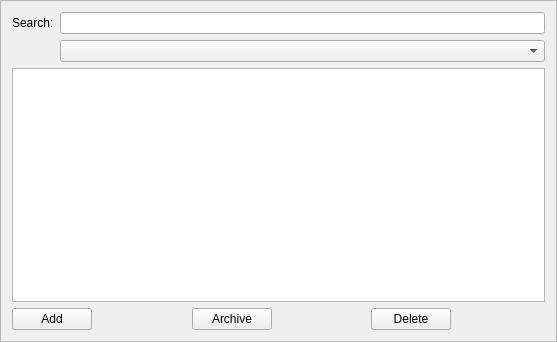
src-r-r/plotline, file src/app/plotframe.ui: the form before one commit.
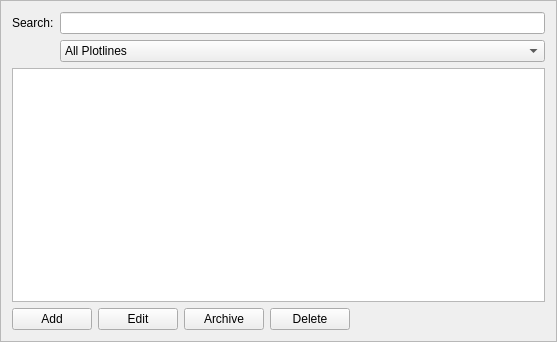
The form after the commit. Icons and pictures are not drawn.

Commit message: Work on plotline list some more.

Diff of the .ui file:
```diff
--- a/src/app/plotframe.ui
+++ b/src/app/plotframe.ui
@@ -41,7 +41,18 @@
         <widget class="QLineEdit" name="searchPlotlines"/>
        </item>
        <item row="1" column="1">
-        <widget class="QComboBox" name="filterPlotlines"/>
+        <widget class="QComboBox" name="filterPlotlines">
+         <item>
+          <property name="text">
+           <string>All Plotlines</string>
+          </property>
+         </item>
+         <item>
+          <property name="text">
+           <string>Archived Plotlines</string>
+          </property>
+         </item>
+        </widget>
        </item>
       </layout>
      </item>
@@ -71,6 +82,17 @@
          <property name="text">
           <string>Add</string>
          </property>
+         <property name="icon">
+          <iconset resource="../res/plotline.qrc">
+           <normaloff>:/images/images/list-add.png</normaloff>:/images/images/list-add.png</iconset>
+         </property>
+        </widget>
+       </item>
+       <item>
+        <widget class="QPushButton" name="editPlotline">
+         <property name="text">
+          <string>Edit</string>
+         </property>
         </widget>
        </item>
        <item alignment="Qt::AlignLeft">
@@ -99,6 +121,19 @@
          </property>
         </widget>
        </item>
+       <item>
+        <spacer name="horizontalSpacer">
+         <property name="orientation">
+          <enum>Qt::Horizontal</enum>
+         </property>
+         <property name="sizeHint" stdset="0">
+          <size>
+           <width>40</width>
+           <height>20</height>
+          </size>
+         </property>
+        </spacer>
+       </item>
       </layout>
      </item>
     </layout>
```
Left out of the diff: 12 changed lines with no effect on the pictures. The commit also changes 19 other files.
